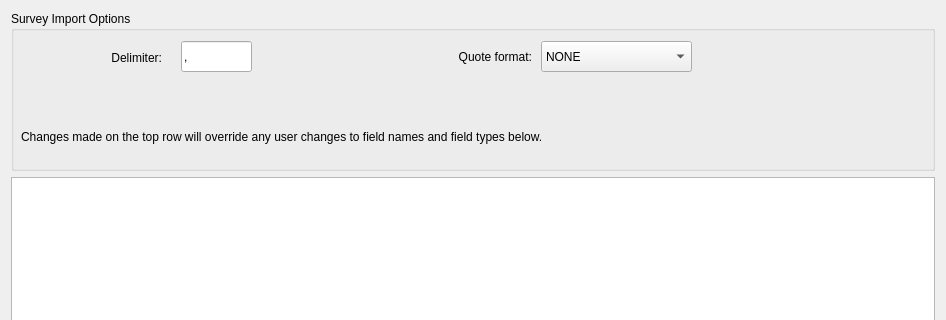
Above: GUI_UIs/ui_dialog_import.ui from ccbogel/QualCoder before the change; both pictures show x 0 to 946 and y 0 to 320 of the 946 by 579 pixel window. Below: the same form after it.
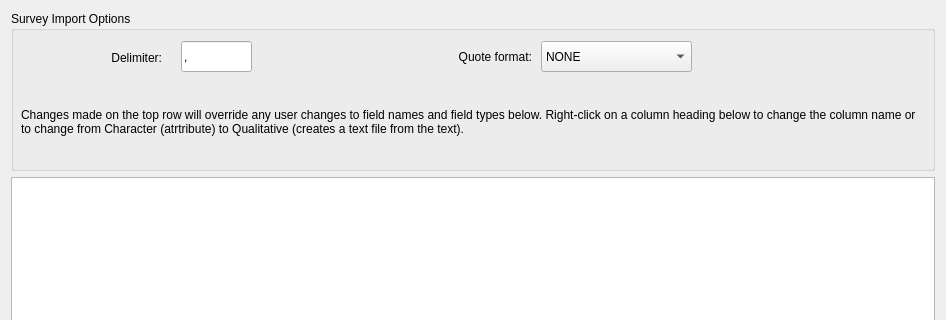
That is the form after the change.

Commit message:
more instructions for survey import
More instrucitons providedfor survey import.
Added text to explain changing column names and column types

```diff
--- a/GUI_UIs/ui_dialog_import.ui
+++ b/GUI_UIs/ui_dialog_import.ui
@@ -156,13 +156,13 @@
       <property name="geometry">
        <rect>
         <x>10</x>
-        <y>100</y>
+        <y>70</y>
         <width>901</width>
-        <height>51</height>
+        <height>81</height>
        </rect>
       </property>
       <property name="text">
-       <string>Changes made on the top row will override any user changes to field names and field types below.</string>
+       <string>Changes made on the top row will override any user changes to field names and field types below. Right-click on a column heading below to change the column name or to change from Character (atrtribute) to Qualitative (creates a text file from the text).</string>
       </property>
       <property name="wordWrap">
        <bool>true</bool>
```
